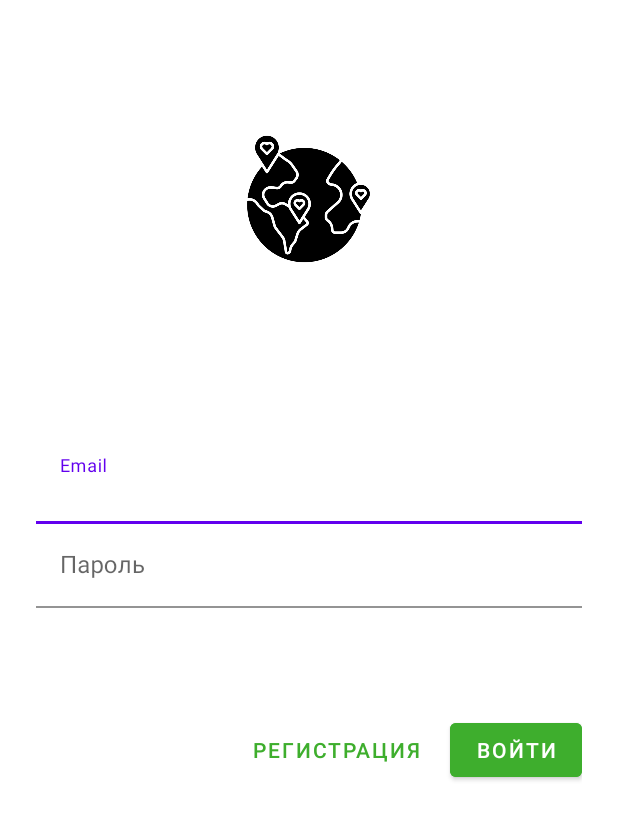
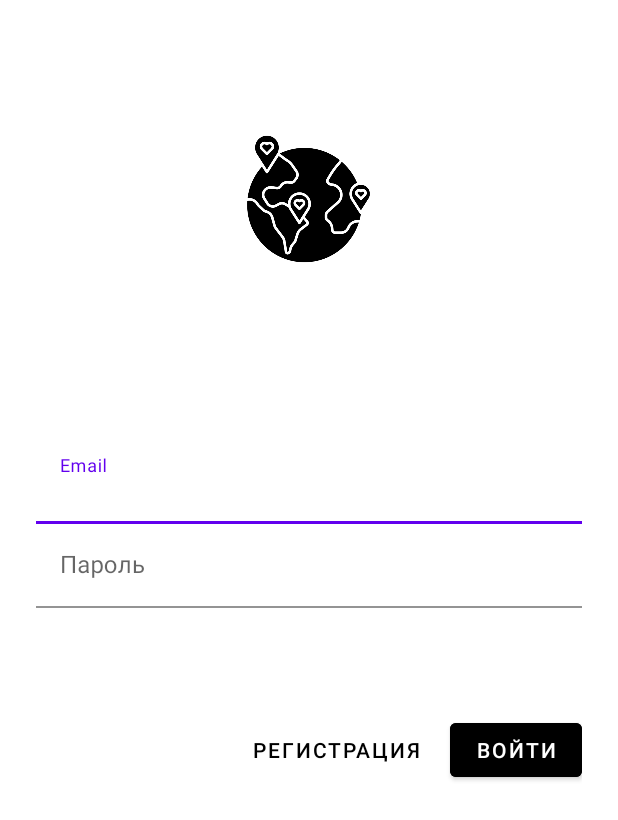
Before and after one commit to khmizyuk/SamsungProject, an Android app: the screen it shows after launch (MainActivity), on a phone screen of 412 x 824 dp. Shown: the top 820 px of the screen. Run offline under Robolectric (Android 15) with nearby library versions, the phone set to English and light mode, and no system bars; our stand-ins replace Firebase (no records; nobody signed in at launch, a user with empty details on screens opened directly).

Commit message:
simple map start Firebase

```diff
--- a/app/src/main/java/com/example/login1703/LogInFragment.java
+++ b/app/src/main/java/com/example/login1703/LogInFragment.java
@@ -17,12 +17,19 @@ import com.google.android.material.button.MaterialButton;
 import com.google.android.material.snackbar.Snackbar;
 import com.google.android.material.textfield.TextInputEditText;
 import com.google.android.material.textfield.TextInputLayout;
+import com.google.firebase.auth.FirebaseAuth;
+import com.google.firebase.database.DatabaseReference;
+import com.google.firebase.database.FirebaseDatabase;
 
 import org.jetbrains.annotations.Nullable;
 
 public class LogInFragment extends Fragment {
     private static final String CORRECT_EMAIL = "khmizyuk";
     private static final String CORRECT_PASSWORD = "1234";
+    //Button log_in_button;
+    FirebaseAuth auth; // Авторизация
+    FirebaseDatabase db; // Подключение к бд
+    DatabaseReference users; // Работа с табличками внутри бд
 
     public LogInFragment() {
     }
@@ -36,10 +43,28 @@ public class LogInFragment extends Fragment {
     public View onCreateView(LayoutInflater inflater, ViewGroup container,
                              Bundle savedInstanceState) {
 
+        /*sign_in_button = findViewById(R.id.sign_in_button);
+        sign_in_button =
+        log_in_button = findViewById(R.id.log_in_button);
+
+        auth = FirebaseAuth.getInstance(); // Запускаем авторизацию в бд
+        db = FirebaseDatabase.getInstance(); // Подключаемся непосредственно к бд
+        users = db.getReference("Users"); // Указываем с какой табличкой работаем
+
+        sign_in_button.setOnClickListener(new View.OnClickListener() {
+            @Override
+            public void onClick(View v) {
+
+            }
+        });*/
+
+        /////////////////////////////////////////////////////////////////////
+
         View view = inflater.inflate(R.layout.fragment_log_in, container, false);
 
         MaterialButton signIn = view.findViewById(R.id.sign_in_button);
-        MaterialButton logIn = view.findViewById(R.id.next_button);
+        MaterialButton complete_sign_in_button = view.findViewById(R.id.complete_sign_in_button);
+        MaterialButton logIn = view.findViewById(R.id.log_in_button);
         final TextInputEditText emailEditText = view.findViewById(R.id.log_in_email_input);
         final TextInputEditText passwordEditText = view.findViewById(R.id.log_in_password_input);
         final TextInputLayout passwordTextInput = view.findViewById(R.id.log_in_password_text_input);
--- a/app/src/main/java/com/example/login1703/MainPageFragment.java
+++ b/app/src/main/java/com/example/login1703/MainPageFragment.java
@@ -15,6 +15,7 @@ import android.view.View;
 import android.view.ViewGroup;
 import android.widget.FrameLayout;
 
+import com.google.android.gms.maps.SupportMapFragment;
 import com.google.android.material.bottomnavigation.BottomNavigationItemView;
 import com.google.android.material.bottomnavigation.BottomNavigationMenu;
 import com.google.android.material.bottomnavigation.BottomNavigationPresenter;
@@ -37,7 +38,7 @@ public class MainPageFragment extends Fragment {
         View view = inflater.inflate(R.layout.fragment_main_page, container, false);;
 
         if (savedInstanceState == null) {
-            ((NavigationHost) getActivity()).navigateMenuAdd(new MapFragment(), true);
+            ((NavigationHost) getActivity()).navigateMenuAdd(new com.example.login1703.MapFragment(), true);
         }
 
         BottomNavigationView navigation = (BottomNavigationView) view.findViewById(R.id.bottom_navigation);
--- a/app/src/main/java/com/example/login1703/NavigationHost.java
+++ b/app/src/main/java/com/example/login1703/NavigationHost.java
@@ -1,6 +1,8 @@
 package com.example.login1703;
 
 import androidx.fragment.app.Fragment;
+
+import com.google.android.gms.maps.MapFragment;
 
 public interface NavigationHost {
     void navigateTo(Fragment fragment, boolean addToBackstack);
--- a/app/src/main/res/layout/fragment_log_in.xml
+++ b/app/src/main/res/layout/fragment_log_in.xml
@@ -57,10 +57,10 @@
             android:paddingTop="50dp">
 
             <com.google.android.material.button.MaterialButton
-                android:id="@+id/next_button"
+                android:id="@+id/log_in_button"
                 android:layout_width="wrap_content"
                 android:layout_height="wrap_content"
-                android:backgroundTint="@color/medium_green"
+                android:backgroundTint="@color/black"
 
                 android:layout_alignParentEnd="true"
                 android:layout_alignParentRight="true"
@@ -72,10 +72,10 @@
                 android:layout_height="wrap_content"
                 android:layout_marginEnd="12dp"
                 android:layout_marginRight="12dp"
-                android:textColor="@color/medium_green"
+                android:textColor="@color/black"
                 style="?attr/borderlessButtonStyle"
-                android:layout_toStartOf="@id/next_button"
-                android:layout_toLeftOf="@id/next_button"
+                android:layout_toStartOf="@id/log_in_button"
+                android:layout_toLeftOf="@id/log_in_button"
                 android:text="@string/log_in_button_sign_in" />
 
         </RelativeLayout>
--- a/app/src/main/res/values/strings.xml
+++ b/app/src/main/res/values/strings.xml
@@ -23,4 +23,5 @@
     <string name="choose_location">Выберите город</string>
     <string name="choose_location_hint">Город</string>
     <string name="next">Далее</string>
+    <string name="go">Зарегистрироваться</string>
 </resources>
--- a/build.gradle
+++ b/build.gradle
@@ -5,7 +5,8 @@ buildscript {
         jcenter()
     }
     dependencies {
-        classpath "com.android.tools.build:gradle:4.1.1"
+        classpath "com.android.tools.build:gradle:4.1.3"
+        classpath 'com.google.gms:google-services:4.3.5'
 
         // NOTE: Do not place your application dependencies here; they belong
         // in the individual module build.gradle files
@@ -16,6 +17,9 @@ allprojects {
     repositories {
         google()
         jcenter()
+        maven {
+            url = 'https://maven.google.com'
+        }
     }
 }
 
--- a/gradle.properties
+++ b/gradle.properties
@@ -17,3 +17,4 @@ org.gradle.jvmargs=-Xmx2048m -Dfile.encoding=UTF-8
 android.useAndroidX=true
 # Automatically convert third-party libraries to use AndroidX
 android.enableJetifier=true
+GOOGLE_MAPS_API_KEY=AIzaSyBmCFmvfQxFpSzAEhj-U0oIpc3cB2qjc9c
```
Also changed, not shown: app/build.gradle (+24 -1 lines), app/src/main/AndroidManifest.xml (+16 -0 lines), app/src/main/java/com/example/login1703/GoogleMapsFragment.java (added, +71 -0 lines), app/src/main/java/com/example/login1703/MainActivity.java (+10 -0 lines), app/src/main/java/com/example/login1703/MapFragment.java (+36 -47 lines), app/src/main/res/layout/fragment_google_maps.xml (added, +8 -0 lines), app/src/main/res/layout/fragment_map.xml (+6 -8 lines), app/src/main/res/layout/fragment_sign_in.xml (+2 -17 lines), 1 other file.
